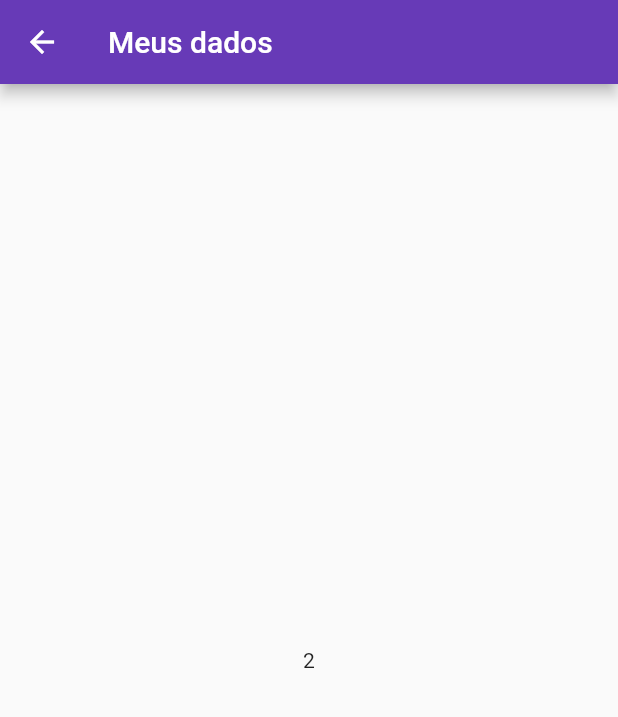
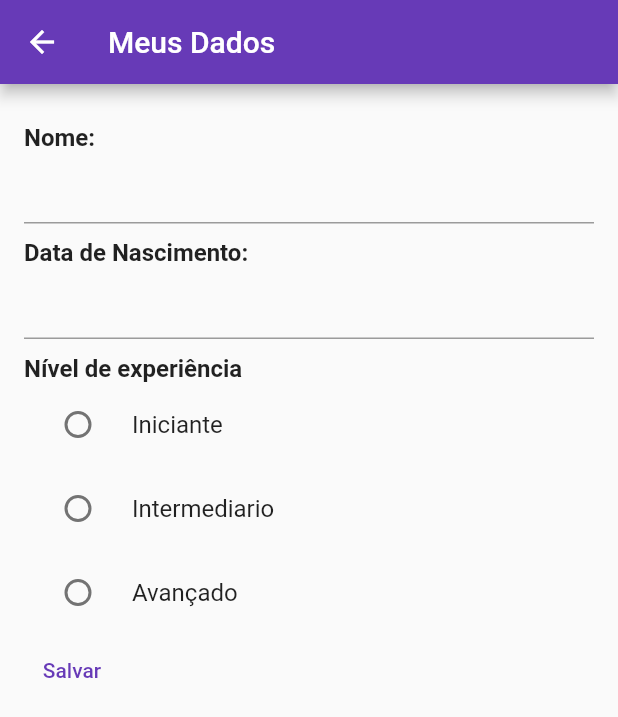
Before and after one commit to WBorges1984/2-trilhaapp-TelaLoginEmFlutter, a Flutter app: the MainPage screen opened directly, in the side drawer, after a tap on "Dados Cadastrais", on a phone screen of 412 x 824 dp. Shown: the top 717 px of the screen. Run offline on Flutter 3.47's test engine with Material 2 defaults, Android fonts, the phone set to English and light mode, and no system bars; our stand-ins replace google_fonts; network calls fail.

Commit message:
Implementando a tela de Dados cadastrais

```diff
--- a/lib/pages/dados_cadastrais.dart
+++ b/lib/pages/dados_cadastrais.dart
@@ -1,19 +1,80 @@
 import 'package:flutter/material.dart';
+import 'package:trilhaapp/repositories/nivel_repository.dart';
+import 'package:trilhaapp/shared/widgets/text_label.dart';
 
-class DadosCadastraisPage extends StatelessWidget {
-  final String texto;
-  final List<String> dados;
+class DadosCadastraisPage extends StatefulWidget {
+  const DadosCadastraisPage({Key? key}) : super(key: key);
 
-  const DadosCadastraisPage(
-      {Key? key, required this.texto, required this.dados})
-      : super(key: key);
+  @override
+  State<DadosCadastraisPage> createState() => _DadosCadastraisPageState();
+}
+
+class _DadosCadastraisPageState extends State<DadosCadastraisPage> {
+  TextEditingController nomeController = TextEditingController(text: "");
+  TextEditingController dataNascimentoController =
+      TextEditingController(text: "");
+  DateTime? dataNascimento;
+  var nivelRepository = NivelRepository();
+  var niveis = [];
+  var nivelSelecionado = "";
+  @override
+  void initState() {
+    // TODO: implement initState
+    niveis = nivelRepository.retornaNiveis();
+    super.initState();
+  }
 
   @override
   Widget build(BuildContext context) {
     return Scaffold(
-      appBar: AppBar(title: Text(texto)),
-      body: Center(
-        child: Text(dados.length.toString()),
+      appBar: AppBar(title: const Text("Meus Dados")),
+      body: Padding(
+        padding: const EdgeInsets.symmetric(vertical: 16, horizontal: 16),
+        child: Column(
+          crossAxisAlignment: CrossAxisAlignment.start,
+          children: [
+            const TextLabel(texto: "Nome:"),
+            TextField(
+              controller: nomeController,
+            ),
+            const TextLabel(texto: "Data de Nascimento:"),
+            TextField(
+                controller: dataNascimentoController,
+                readOnly: true,
+                onTap: () async {
+                  var data = await showDatePicker(
+                      context: context,
+                      initialDate: DateTime(2000, 1, 1),
+                      firstDate: DateTime(1900, 1, 1),
+                      lastDate: DateTime(2023, 12, 31));
+                  if (data != null) {
+                    dataNascimentoController.text = data.toString();
+                    dataNascimento = data;
+                  }
+                }),
+            const TextLabel(texto: "Nível de experiência"),
+            Column(
+              children: niveis
+                  .map((nivel) => RadioListTile(
+                      title: Text(nivel.toString()),
+                      selected: nivelSelecionado == nivel,
+                      value: nivel.toString(),
+                      groupValue: nivelSelecionado,
+                      onChanged: (value) {
+                        setState(() {
+                          nivelSelecionado = value.toString();
+                          print(value);
+                        });
+                      }))
+                  .toList(),
+            ),
+            TextButton(
+                onPressed: () {
+                  print(nomeController.text);
+                },
+                child: const Text("Salvar"))
+          ],
+        ),
       ),
     );
   }
--- a/lib/pages/main_page.dart
+++ b/lib/pages/main_page.dart
@@ -35,10 +35,7 @@ class _MainPageState extends State<MainPage> {
                     Navigator.push(
                         context,
                         MaterialPageRoute(
-                            builder: (context) => const DadosCadastraisPage(
-                                  texto: "Meus dados",
-                                  dados: ["Nome", "Endereço"],
-                                )));
+                            builder: (context) => const DadosCadastraisPage()));
                   },
                 ),
                 const Divider(),
--- /dev/null
+++ b/lib/repositories/nivel_repository.dart
@@ -0,0 +1,9 @@
+class NivelRepository {
+  List<String> retornaNiveis() {
+    return [
+      "Iniciante",
+      "Intermediario",
+      "Avançado",
+    ];
+  }
+}
--- /dev/null
+++ b/lib/shared/widgets/text_label.dart
@@ -0,0 +1,15 @@
+import 'package:flutter/material.dart';
+
+class TextLabel extends StatelessWidget {
+  final String texto;
+  const TextLabel({super.key, required this.texto});
+
+  @override
+  Widget build(BuildContext context) {
+    return Container(
+      margin: const EdgeInsets.only(top: 10),
+      child: Text(texto,
+          style: const TextStyle(fontSize: 16, fontWeight: FontWeight.w700)),
+    );
+  }
+}
```
